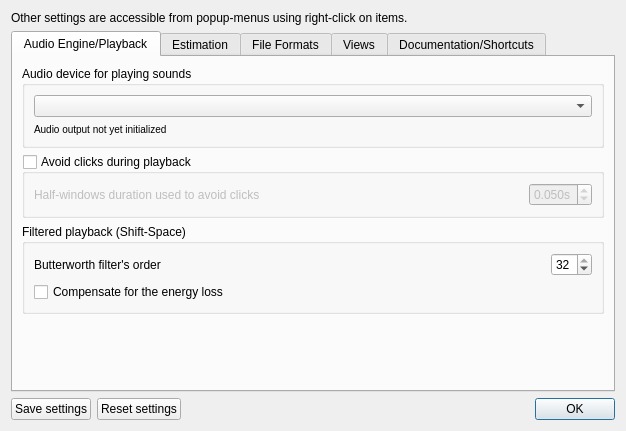
Above: src/wdialogsettings.ui from gillesdegottex/dfasma before the change. Below: the same form after it.
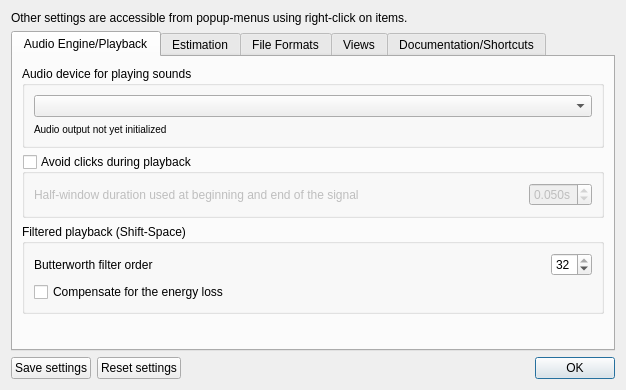
That is the form after the change. Icons and pictures are not drawn.

```diff
--- a/src/wdialogsettings.ui
+++ b/src/wdialogsettings.ui
@@ -7,7 +7,7 @@
     <x>0</x>
     <y>0</y>
     <width>626</width>
-    <height>431</height>
+    <height>390</height>
    </rect>
   </property>
   <property name="sizePolicy">
@@ -121,7 +121,7 @@
                </sizepolicy>
               </property>
               <property name="text">
-               <string>Half-windows duration used to avoid clicks</string>
+               <string>Half-window duration used at beginning and end of the signal</string>
               </property>
              </widget>
             </item>
@@ -172,7 +172,7 @@
                </sizepolicy>
               </property>
               <property name="text">
-               <string>Butterworth filter's order</string>
+               <string>Butterworth filter order</string>
               </property>
              </widget>
             </item>
```
Left out of the diff: 8 changed lines with no effect on the pictures.
